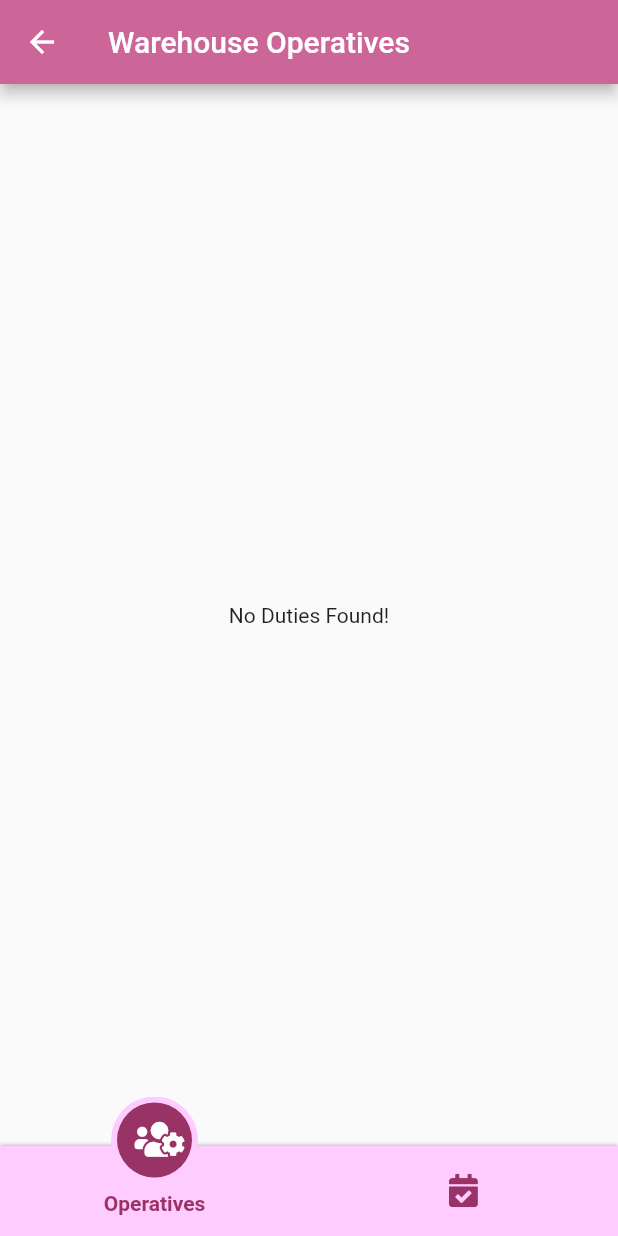
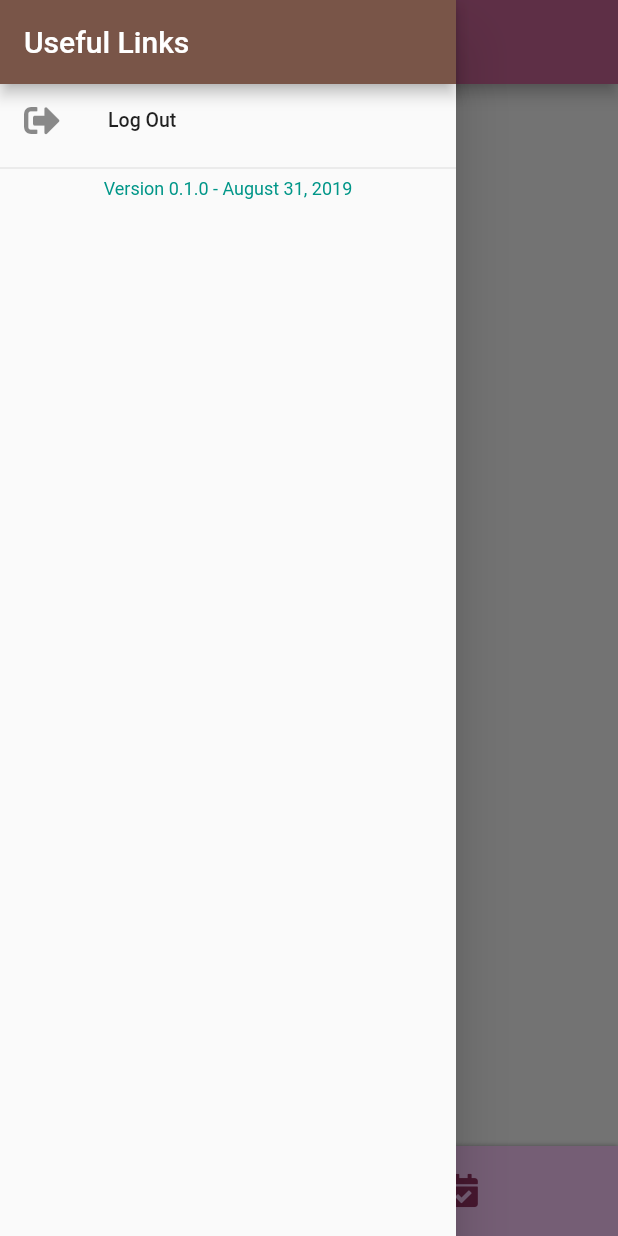
Before and after one commit to tedchuang/awol, a Flutter app: the HomePage screen opened directly with empty values, with the side drawer open (before the commit the screen has no drawer), on a phone screen of 412 x 824 dp. Run offline on Flutter 3.47's test engine with Material 2 defaults, Android fonts, the phone set to English and light mode, and no system bars; drawn by our look-alikes of auto_size_text; our stand-ins replace device_info, font_awesome_flutter, get_it, rxdart, shared_preferences, table_calendar; missing offline and left inert: date_utils; accounts and stored records are empty; Roboto replaces fonts that are missing (OpenSans); statements that could not run were skipped.

Commit message:
from Work

```diff
--- a/lib/pages/home_page.dart
+++ b/lib/pages/home_page.dart
@@ -14,6 +14,7 @@ import 'package:awol/scoped.dart';
 
 import '../utils/circular_navigation.dart';
 import '../utils/circular_tab_item.dart';
+import './left_drawer.dart';
 import './login_page.dart';
 import './notate_page.dart';
 import './report_page.dart';
@@ -130,6 +131,7 @@ class _HomePageState extends State<HomePage> {
       return Scaffold(
         key: _scaffoldKey,
         // backgroundColor: Color(0xFFcc6699),
+        drawer: LeftDrawer(model,showInSnackBar),
         appBar: AppBar(
           title: Text(_barTitle),
           backgroundColor: Color(0xFFcc6699),
--- /dev/null
+++ b/lib/pages/left_drawer.dart
@@ -0,0 +1,58 @@
+import 'package:flutter/material.dart';
+import 'package:font_awesome_flutter/font_awesome_flutter.dart';
+import 'package:scoped_model/scoped_model.dart';
+import 'package:awol/scoped.dart';
+
+import '../utils/text_sizer.dart';
+
+class LeftDrawer extends StatefulWidget {
+  final MainModel model;
+  final Function showInSnackBar;
+  LeftDrawer(this.model, this.showInSnackBar);
+
+  @override
+  _LeftDrawerState createState() => _LeftDrawerState();
+}
+
+void _signOut(BuildContext context, MainModel model) {
+  Navigator.of(context).pop();
+  model.logout();
+  Navigator.pushReplacementNamed(context, "/");
+}
+
+class _LeftDrawerState extends State<LeftDrawer> {
+  List<Widget> _usefulLinks() {
+    final String appVersion = 'Version 0.1.0 - August 31, 2019';
+    return <Widget>[
+      AppBar(
+        automaticallyImplyLeading: false,
+        title: Text('Useful Links'),
+      ),
+      ListTile(
+        dense: true,
+        leading: Icon(FontAwesomeIcons.signOutAlt),
+        title: Text('Log Out'),
+        onTap: () => _signOut(context, widget.model),
+      ),
+      Divider(),
+      TextSizer(
+        appVersion,
+        daSize: 12.0,
+        daColor: Colors.teal,
+      )
+    ];
+  }
+
+  @override
+  Widget build(BuildContext context) {
+    return ScopedModelDescendant(
+      builder: (BuildContext context, Widget child, MainModel model) {
+        return Drawer(
+          child: Column(
+            children: _usefulLinks(),
+          ),
+        );
+      },
+    );
+  }
+}
```
Also changed, not shown: lib/connected.dart (+1 -6 lines), lib/pages/login_page.dart (+8 -4 lines).
